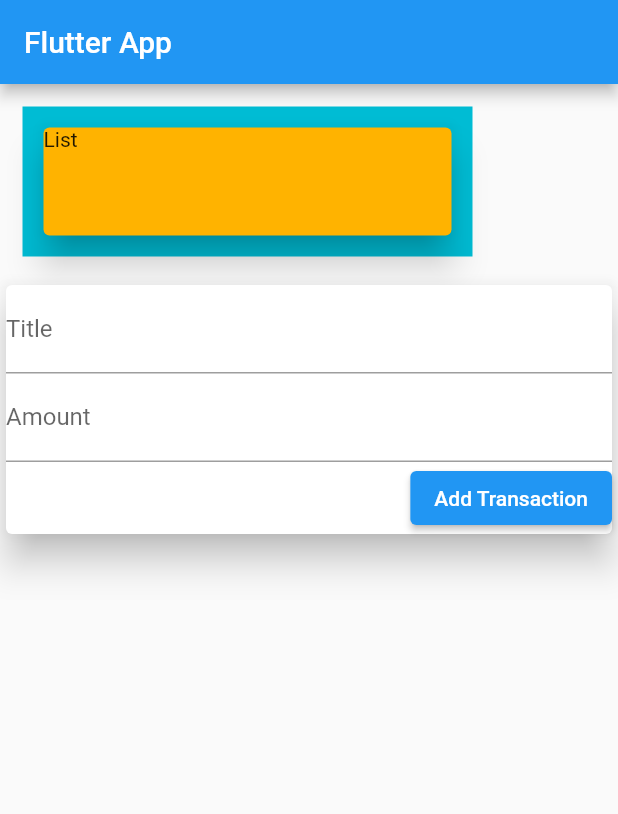
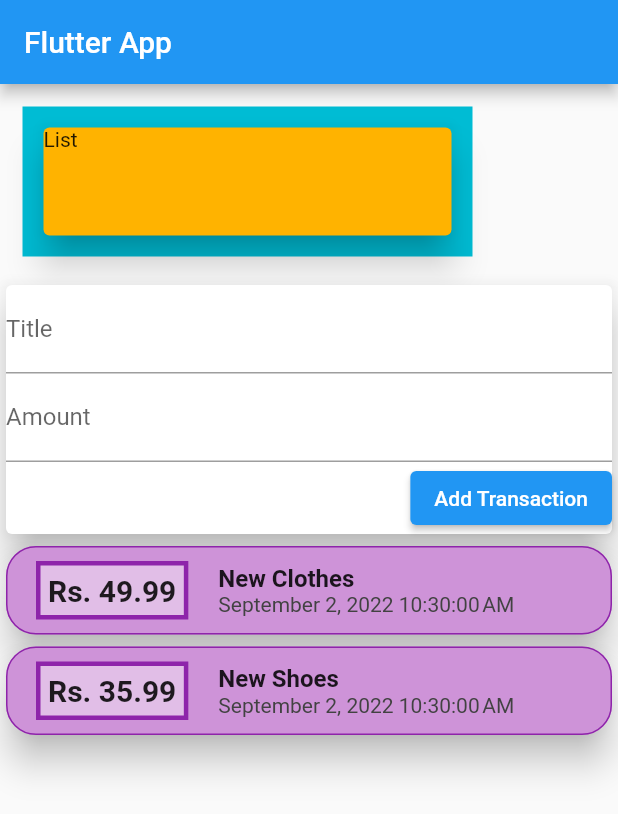
Before and after one commit to thedarkalchemist16/expenses_app, a Flutter app: the screen it shows after launch, on a phone screen of 412 x 824 dp. Shown: the top 814 px of the screen. Run offline on Flutter 3.47's test engine with Material 2 defaults, Android fonts, the phone set to English and light mode, and no system bars.

Commit message:
sept 3rd 1st commit

```diff
--- a/lib/main.dart
+++ b/lib/main.dart
@@ -1,4 +1,6 @@
 import 'package:flutter/material.dart';
+import 'package:flutter_complete_guide/widgets/transaction_list.dart';
+import 'package:flutter_complete_guide/widgets/user_transaction.dart';
 
 import 'package:intl/intl.dart';
 
@@ -7,9 +9,6 @@ void main() {
 }
 
 class MyHomePage extends StatelessWidget {
-  final titleController = TextEditingController();
-  final amoutController = TextEditingController();
-
   @override
   Widget build(BuildContext context) {
     return MaterialApp(
@@ -33,26 +32,7 @@ class MyHomePage extends StatelessWidget {
                 child: Text('List'),
               ),
             ),
-            Card(
-              elevation: 10,
-              child:
-                  Column(crossAxisAlignment: CrossAxisAlignment.end, children: [
-                TextField(
-                  decoration: InputDecoration(labelText: 'Title'),
-                  controller: titleController,
-                ),
-                TextField(
-                  decoration: InputDecoration(labelText: 'Amount'),
-                  controller: amoutController,
-                ),
-                ElevatedButton(
-                  onPressed: (() {}),
-                  child: Text(
-                    'Add Transaction',
-                  ),
-                ),
-              ]),
-            ),
+            UserTransaction(),
           ]),
     ));
   }
--- /dev/null
+++ b/lib/widgets/new_transaction.dart
@@ -0,0 +1,35 @@
+import 'package:flutter/material.dart';
+import 'user_transaction.dart';
+
+class NewTransaction extends StatelessWidget {
+  final Function addTx;
+  NewTransaction(this.addTx);
+
+  final titleController = TextEditingController();
+  final amoutController = TextEditingController();
+
+  @override
+  Widget build(BuildContext context) {
+    return Card(
+      elevation: 10,
+      child: Column(crossAxisAlignment: CrossAxisAlignment.end, children: [
+        TextField(
+          decoration: InputDecoration(labelText: 'Title'),
+          controller: titleController,
+        ),
+        TextField(
+          decoration: InputDecoration(labelText: 'Amount'),
+          controller: amoutController,
+        ),
+        ElevatedButton(
+          onPressed: (() {
+            addTx(titleController.text, double.parse(amoutController.text));
+          }),
+          child: Text(
+            'Add Transaction',
+          ),
+        ),
+      ]),
+    );
+  }
+}
--- a/lib/widgets/transaction_list.dart
+++ b/lib/widgets/transaction_list.dart
@@ -3,26 +3,15 @@ import 'package:flutter_complete_guide/models/transaction.dart';
 import 'package:intl/intl.dart';
 import 'transaction_list.dart';
 
-class TransactionList extends StatefulWidget {
-  const TransactionList({Key key}) : super(key: key);
-
-  @override
-  State<TransactionList> createState() => _TransactionListState();
-}
-
-class _TransactionListState extends State<TransactionList> {
-  final List<Transactions> userTransactions = [
-    Transactions(
-        amount: 49.99, id: 't1', date: DateTime.now(), title: 'New Clothes'),
-    Transactions(
-        amount: 35.99, id: 't2', date: DateTime.now(), title: 'New Shoes')
-  ];
+class TransactionList extends StatelessWidget {
+  final List<Transactions> transactions;
+  TransactionList(this.transactions);
 
   @override
   Widget build(BuildContext context) {
     return Column(
       children: [
-        ...userTransactions.map((tx) {
+        ...transactions.map((tx) {
           return Card(
               shape: RoundedRectangleBorder(
                   side: BorderSide(
--- /dev/null
+++ b/lib/widgets/user_transaction.dart
@@ -0,0 +1,45 @@
+import 'package:flutter/material.dart';
+import 'package:flutter_complete_guide/widgets/new_transaction.dart';
+import 'package:flutter_complete_guide/widgets/transaction_list.dart';
+import '../models/transaction.dart';
+
+class UserTransaction extends StatefulWidget {
+  const UserTransaction({Key key}) : super(key: key);
+
+  @override
+  State<UserTransaction> createState() => _UserTransactionState();
+}
+
+class _UserTransactionState extends State<UserTransaction> {
+  final List<Transactions> userTransactions = [
+    Transactions(
+        amount: 49.99, id: 't1', date: DateTime.now(), title: 'New Clothes'),
+    Transactions(
+        amount: 35.99, id: 't2', date: DateTime.now(), title: 'New Shoes')
+  ];
+
+  void _addNewTransaction(String txTitle, double txAmount) {
+    final newTx = Transactions(
+        amount: txAmount,
+        id: DateTime.now().toString(),
+        date: DateTime.now(),
+        title: txTitle);
+
+    @override
+    void setState(VoidCallback fn) {
+      // TODO: implement setState
+      super.setState(fn);
+      userTransactions.add(newTx);
+    }
+  }
+
+  @override
+  Widget build(BuildContext context) {
+    return Column(
+      children: [
+        NewTransaction(_addNewTransaction),
+        TransactionList(userTransactions)
+      ],
+    );
+  }
+}
```
